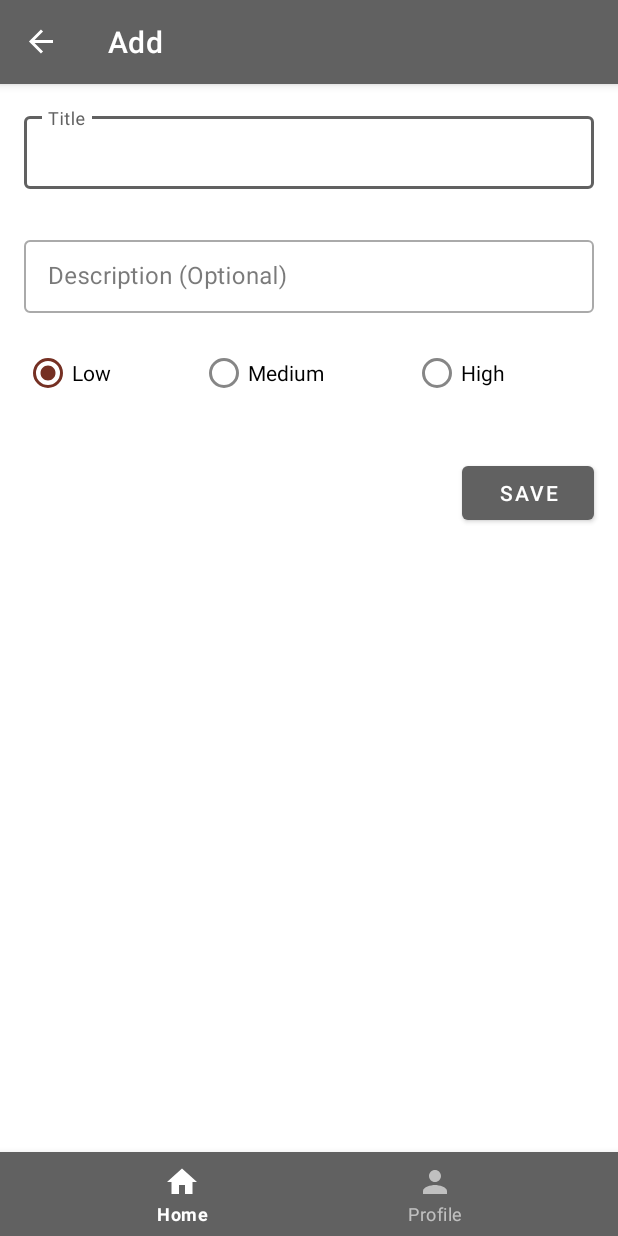
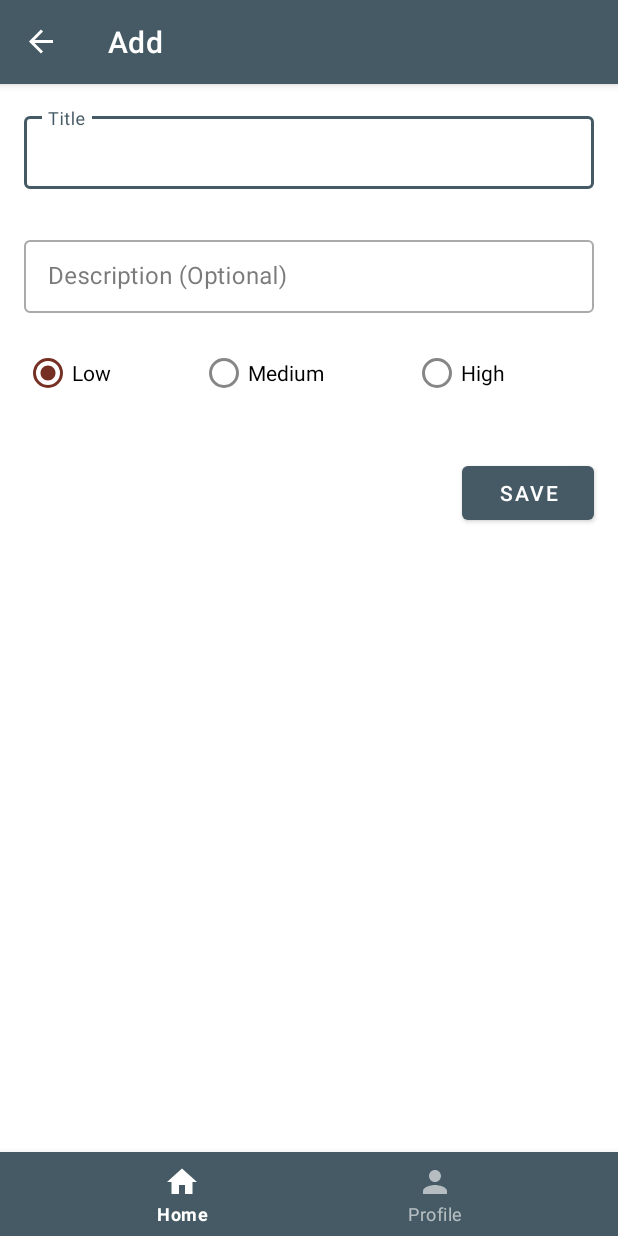
Before and after one commit to Tryden12/ToBuy, an Android app: the AddItemEntityFragment screen opened through its navigation route, on a phone screen of 412 x 824 dp. Run offline under Robolectric (Android 15) with nearby library versions, the phone set to English and light mode, and no system bars; our stand-ins replace Room's generated code, navigation-ui; libraries missing offline, so code that uses them is left out: com.airbnb.epoxy; 7 statements that could not run were skipped.

Commit message:
added category entity, dao, and updated app database

```diff
--- a/app/src/main/java/com/tryden/tobuy/database/AppDatabase.kt
+++ b/app/src/main/java/com/tryden/tobuy/database/AppDatabase.kt
@@ -4,11 +4,18 @@ import android.content.Context
 import androidx.room.Database
 import androidx.room.Room
 import androidx.room.RoomDatabase
+import androidx.room.migration.Migration
+import androidx.sqlite.db.SupportSQLiteDatabase
+import com.tryden.tobuy.database.dao.CategoryEntityDao
 import com.tryden.tobuy.database.dao.ItemEntityDao
+import com.tryden.tobuy.database.entity.CategoryEntity
 import com.tryden.tobuy.database.entity.ItemEntity
 
 
-@Database(entities = [ItemEntity::class], version = 1)
+@Database(
+    entities = [ItemEntity::class, CategoryEntity::class],
+    version = 2
+)
 
 abstract class AppDatabase: RoomDatabase() {
 
@@ -24,11 +31,19 @@ abstract class AppDatabase: RoomDatabase() {
                 context.applicationContext,
                 AppDatabase::class.java,
                 name = "to-buy-database"
-            ).build()
+            )
+                .addMigrations(MIGRATION_1_2())
+                .build()
             return appDatabase!!
         }
     }
 
+   class MIGRATION_1_2: Migration(1,2) {
+        override fun migrate(database: SupportSQLiteDatabase) {
+            database.execSQL("CREATE TABLE IF NOT EXISTS `category_entity` (`id` TEXT NOT NULL, `name` TEXT NOT NULL, PRIMARY KEY(`id`))")
+        }
+    }
 
     abstract fun itemEntityDao(): ItemEntityDao
+    abstract fun categoryEntityDao(): CategoryEntityDao
 }
--- /dev/null
+++ b/app/src/main/java/com/tryden/tobuy/database/dao/CategoryEntityDao.kt
@@ -0,0 +1,21 @@
+package com.tryden.tobuy.database.dao
+
+import androidx.room.*
+import com.tryden.tobuy.database.entity.CategoryEntity
+import kotlinx.coroutines.flow.Flow
+
+@Dao
+interface CategoryEntityDao {
+
+    @Query("SELECT * FROM category_entity")
+    fun getAllCategoryEntities(): Flow<List<CategoryEntity>>
+
+    @Insert(onConflict = OnConflictStrategy.REPLACE)
+    suspend fun insert(categoryEntity: CategoryEntity)
+
+    @Delete
+    suspend fun delete(categoryEntity: CategoryEntity)
+
+    @Update
+    suspend fun update(categoryEntity: CategoryEntity)
+}
--- a/app/src/main/java/com/tryden/tobuy/ui/home/HomeEpoxyController.kt
+++ b/app/src/main/java/com/tryden/tobuy/ui/home/HomeEpoxyController.kt
@@ -73,7 +73,7 @@ class HomeEpoxyController(
         override fun ModelItemEntityBinding.bind() {
             titleTextView.text = itemEntity.title
 
-            if (itemEntity.description == null) {
+            if (itemEntity.description == null || itemEntity.description.isEmpty()) {
                 descriptionTextView.isGone = true
             } else {
                 descriptionTextView.isVisible = true
--- a/app/src/main/res/layout/fragment_add_item_entity.xml
+++ b/app/src/main/res/layout/fragment_add_item_entity.xml
@@ -25,7 +25,9 @@
             <com.google.android.material.textfield.TextInputEditText
                 android:id="@+id/titleEditText"
                 android:layout_width="match_parent"
-                android:layout_height="wrap_content" />
+                android:layout_height="wrap_content"
+                android:inputType="textCapSentences"
+                android:textColor="?attr/colorOnBackground"/>
 
         </com.google.android.material.textfield.TextInputLayout>
 
@@ -43,7 +45,9 @@
             <com.google.android.material.textfield.TextInputEditText
                 android:id="@+id/descriptionEditText"
                 android:layout_width="match_parent"
-                android:layout_height="wrap_content" />
+                android:layout_height="wrap_content"
+                android:inputType="textCapSentences"
+                android:textColor="?attr/colorOnBackground"/>
 
         </com.google.android.material.textfield.TextInputLayout>
 
--- a/app/src/main/res/layout/fragment_home.xml
+++ b/app/src/main/res/layout/fragment_home.xml
@@ -11,6 +11,7 @@
         android:layout_width="match_parent"
         android:layout_height="match_parent"
         app:itemSpacing="8dp"
+        android:paddingBottom="54dp"
         android:orientation="vertical"
         app:layoutManager="androidx.recyclerview.widget.LinearLayoutManager"/>
 
--- a/app/src/main/res/values/colors.xml
+++ b/app/src/main/res/values/colors.xml
@@ -4,9 +4,9 @@
     <color name="white">#FFFFFFFF</color>
     <color name="color_accent">#4d342b</color>
 
-    <color name="primaryLightColor">@color/gray_100</color>
-    <color name="primaryColor">@color/gray_700</color>
-    <color name="primaryDarkColor">@color/gray_800</color>
+    <color name="primaryLightColor">@color/blue_gray_50</color>
+    <color name="primaryColor">@color/blue_gray_700</color>
+    <color name="primaryDarkColor">@color/blue_gray_800</color>
     <color name="secondaryLightColor">@color/rustLightColor</color>
     <color name="secondaryColor">@color/rustColor</color>
     <color name="secondaryDarkColor">@color/rustDarkColor</color>
@@ -22,6 +22,17 @@
     <color name="gray_800">#424242</color>
     <color name="gray_900">#212121</color>
 
+    <color name="blue_gray_50">#ECEFF1</color>
+    <color name="blue_gray_100">#CFD8DC</color>
+    <color name="blue_gray_200">#B0BEC5</color>
+    <color name="blue_gray_300">#90A4AE</color>
+    <color name="blue_gray_400">#78909C</color>
+    <color name="blue_gray_500">#607D8B</color>
+    <color name="blue_gray_600">#546E7A</color>
+    <color name="blue_gray_700">#455A64</color>
+    <color name="blue_gray_800">#37474F</color>
+    <color name="blue_gray_900">#263238</color>
+
     <color name="rustColor">#753023</color>
     <color name="rustLightColor">#a85c4b</color>
     <color name="rustDarkColor">#450300</color>
```
Also changed, not shown: app/src/main/java/com/tryden/tobuy/database/entity/CategoryEntity.kt (added, +10 -0 lines).
